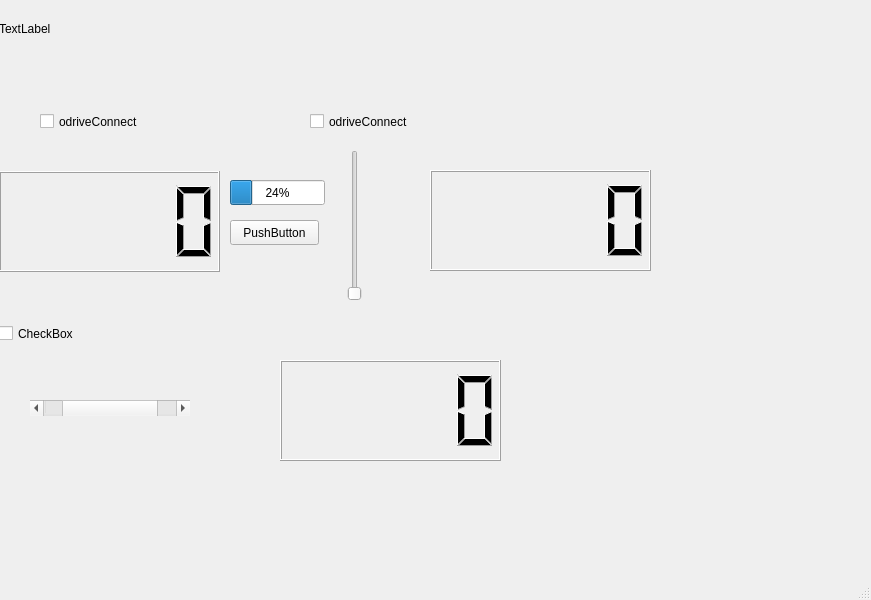
First picture: the form in gui/mainwindow.ui, repository HK-AutoPlant/Gantry, before the edit.
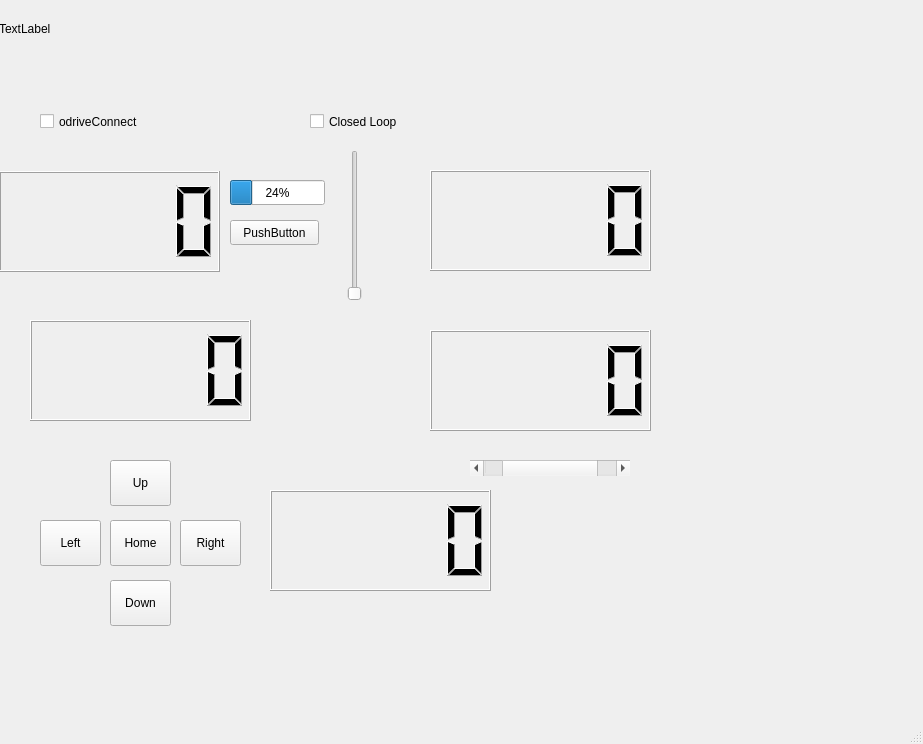
Second picture: the form after the edit.

The edit to the form file:
```diff
--- a/gui/mainwindow.ui
+++ b/gui/mainwindow.ui
@@ -6,27 +6,14 @@
    <rect>
     <x>0</x>
     <y>0</y>
-    <width>871</width>
-    <height>600</height>
+    <width>923</width>
+    <height>744</height>
    </rect>
   </property>
   <property name="windowTitle">
    <string>MainWindow</string>
   </property>
   <widget class="QWidget" name="centralwidget">
-   <widget class="QCheckBox" name="checkBox">
-    <property name="geometry">
-     <rect>
-      <x>-1</x>
-      <y>322</y>
-      <width>92</width>
-      <height>23</height>
-     </rect>
-    </property>
-    <property name="text">
-     <string>CheckBox</string>
-    </property>
-   </widget>
    <widget class="QProgressBar" name="progressBar">
     <property name="geometry">
      <rect>
@@ -58,7 +45,7 @@
      <rect>
       <x>-1</x>
       <y>20</y>
-      <width>67</width>
+      <width>111</width>
       <height>17</height>
      </rect>
     </property>
@@ -110,7 +97,7 @@
      <rect>
       <x>40</x>
       <y>110</y>
-      <width>151</width>
+      <width>231</width>
       <height>23</height>
      </rect>
     </property>
@@ -121,8 +108,8 @@
    <widget class="QScrollBar" name="posInX">
     <property name="geometry">
      <rect>
-      <x>30</x>
-      <y>400</y>
+      <x>470</x>
+      <y>460</y>
       <width>160</width>
       <height>16</height>
      </rect>
@@ -152,8 +139,8 @@
    <widget class="QLCDNumber" name="lcdPosX">
     <property name="geometry">
      <rect>
-      <x>280</x>
-      <y>360</y>
+      <x>430</x>
+      <y>330</y>
       <width>221</width>
       <height>101</height>
      </rect>
@@ -169,7 +156,92 @@
      </rect>
     </property>
     <property name="text">
-     <string>odriveConnect</string>
+     <string>Closed Loop</string>
+    </property>
+   </widget>
+   <widget class="QPushButton" name="pushButton_Up">
+    <property name="geometry">
+     <rect>
+      <x>110</x>
+      <y>460</y>
+      <width>61</width>
+      <height>46</height>
+     </rect>
+    </property>
+    <property name="text">
+     <string>Up</string>
+    </property>
+   </widget>
+   <widget class="QPushButton" name="pushButton_Right">
+    <property name="geometry">
+     <rect>
+      <x>180</x>
+      <y>520</y>
+      <width>61</width>
+      <height>46</height>
+     </rect>
+    </property>
+    <property name="text">
+     <string>Right</string>
+    </property>
+   </widget>
+   <widget class="QPushButton" name="pushButton_Left">
+    <property name="geometry">
+     <rect>
+      <x>40</x>
+      <y>520</y>
+      <width>61</width>
+      <height>46</height>
+     </rect>
+    </property>
+    <property name="text">
+     <string>Left</string>
+    </property>
+   </widget>
+   <widget class="QPushButton" name="pushButton_Down">
+    <property name="geometry">
+     <rect>
+      <x>110</x>
+      <y>580</y>
+      <width>61</width>
+      <height>46</height>
+     </rect>
+    </property>
+    <property name="text">
+     <string>Down</string>
+    </property>
+   </widget>
+   <widget class="QPushButton" name="pushButton_Home">
+    <property name="geometry">
+     <rect>
+      <x>110</x>
+      <y>520</y>
+      <width>61</width>
+      <height>46</height>
+     </rect>
+    </property>
+    <property name="text">
+     <string>Home</string>
+    </property>
+   </widget>
+   <widget class="QLCDNumber" name="lcdPos_Up">
+    <property name="geometry">
+     <rect>
+      <x>30</x>
+      <y>320</y>
+      <width>221</width>
+      <height>101</height>
+     </rect>
+    </property>
+   </widget>
+   <widget class="QLCDNumber" name="lcdPos_Left">
+    <property name="geometry">
+     <rect>
+      <x>270</x>
+      <y>490</y>
+      <width>221</width>
+      <height>101</height>
+     </rect>
     </property>
    </widget>
   </widget>
```
Left out of the diff: 4 changed lines with no effect on the pictures.
